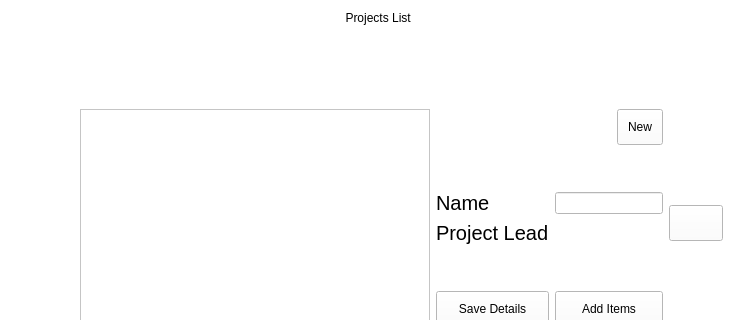
This is projectsBrowser.ui in arc-bphc/sims-gui as Qt 5 draws it before an edit; both pictures show x 174 to 917 and y 0 to 320 of the 1151 by 829 pixel window. The edited form follows.
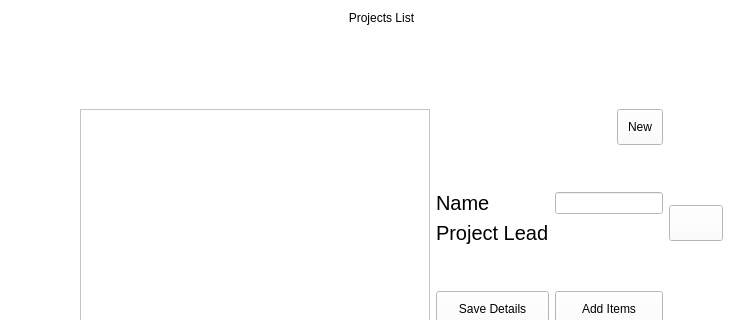
This is the edited form. Icons and pictures are not drawn.

```diff
--- a/projectsBrowser.ui
+++ b/projectsBrowser.ui
@@ -316,7 +316,7 @@
       <string notr="true">font: 24pt &quot;Noto Sans&quot;;</string>
      </property>
      <property name="text">
-      <string>    Projects List</string>
+      <string>      Projects List</string>
      </property>
      <property name="alignment">
       <set>Qt::AlignCenter</set>
```
